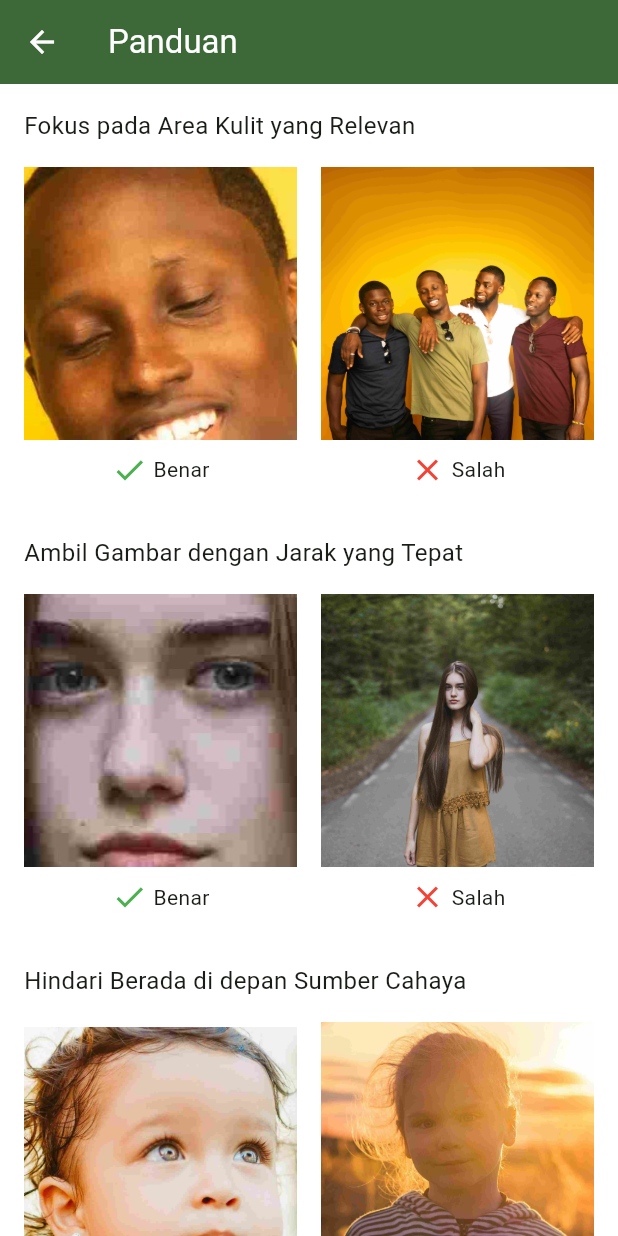
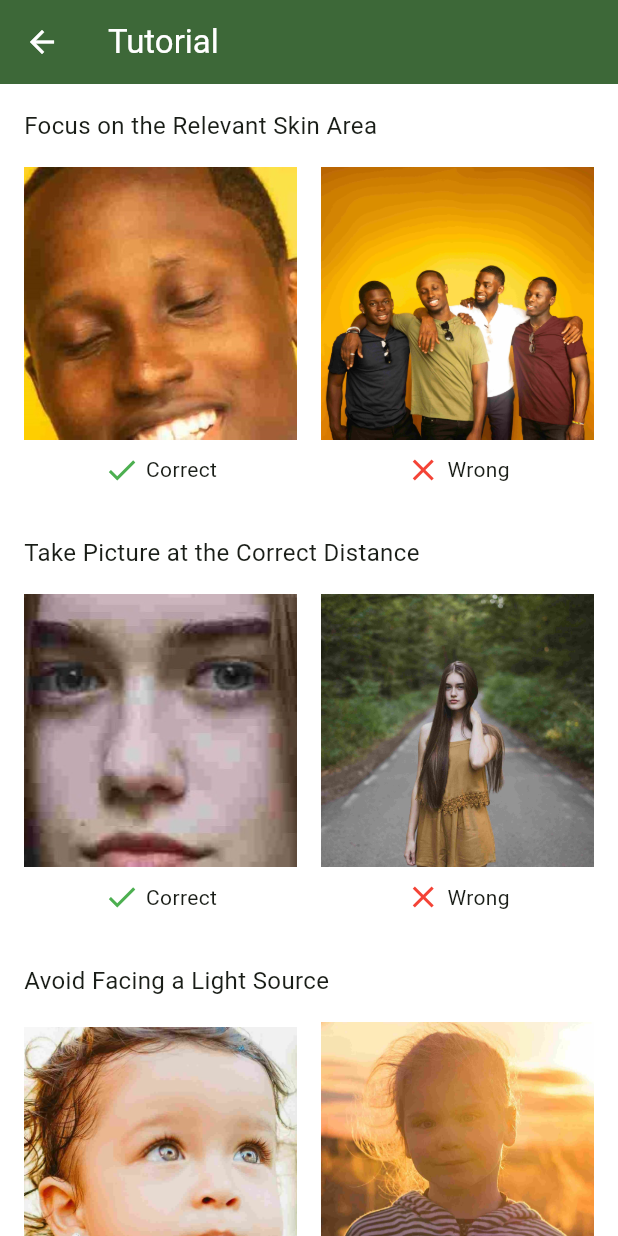
Before and after one commit to SkinDiseaseClassifications/skin_disease_classifications_apps, a Flutter app: the screen it shows after launch, after a tap on the "help" icon, on a phone screen of 412 x 824 dp. Run offline on Flutter 3.47's test engine with Material 3 defaults, Android fonts, the light colour scheme and no system bars; our stand-ins replace flutter_dotenv, flutter_localization, image_cropper, image_picker.

Commit message:
Add Localization

```diff
--- /dev/null
+++ b/lib/localization.dart
@@ -0,0 +1,73 @@
+mixin AppLocale {
+  static const String title = 'Home';
+  static const String uploadImage = 'Upload Image';
+  static const String takePicture = 'Take Picture';
+  static const String openGallery = 'Open Gallery';
+  static const String preview = 'Preview';
+  static const String confirm = 'Confirm';
+  static const String processingImage = 'Processing Image...';
+  static const String tutorial = 'Tutorial';
+  static const String focusRelevantSkinArea = 'Focus on the Relevant Skin Area';
+  static const String takeProperDistanceImage =
+      'Take Picture at the Correct Distance';
+  static const String avoidFacingLightSource = 'Avoid Facing a Light Source';
+  static const String avoidTooBrightLight = 'Avoid Excessive Brightness';
+  static const String avoidTooDark = 'Do Not Make It Too Dark';
+  static const String doNotCoverSkinArea = 'Do Not Cover the Skin Area';
+  static const String ensureImageIsClear = 'Ensure the Image Is Clear';
+  static const String doNotUseFiltersOrEffects =
+      'Do Not Use Filters or Camera Effects';
+  static const String correct = 'Correct';
+  static const String wrong = 'Wrong';
+  static const String classificationResults = 'Classification Results';
+  static const String signs = 'Signs and Symptoms:';
+  static const String source = 'Source:';
+
+  static const Map<String, dynamic> EN = {
+    title: 'Home',
+    uploadImage: 'Upload Image',
+    takePicture: 'Take Picture',
+    openGallery: 'Open Gallery',
+    preview: 'Preview',
+    confirm: 'Confirm',
+    processingImage: 'Processing Image...',
+    tutorial: 'Tutorial',
+    focusRelevantSkinArea: 'Focus on the Relevant Skin Area',
+    takeProperDistanceImage: 'Take Picture at the Correct Distance',
+    avoidFacingLightSource: 'Avoid Facing a Light Source',
+    avoidTooBrightLight: 'Avoid Excessive Brightness',
+    avoidTooDark: 'Do Not Make It Too Dark',
+    doNotCoverSkinArea: 'Do Not Cover the Skin Area',
+    ensureImageIsClear: 'Ensure the Image Is Clear',
+    doNotUseFiltersOrEffects: 'Do Not Use Filters or Camera Effects',
+    correct: 'Correct',
+    wrong: 'Wrong',
+    classificationResults: 'Classification Results',
+    signs: 'Signs and Symptoms:',
+    source: 'Source:',
+  };
+
+  static const Map<String, dynamic> ID = {
+    title: 'Beranda',
+    uploadImage: 'Unggah Gambar',
+    takePicture: 'Ambil Gambar',
+    openGallery: 'Buka Galeri',
+    preview: 'Pratinjau',
+    confirm: 'Konfirmasi',
+    processingImage: 'Sedang Memproses Gambar...',
+    tutorial: 'Panduan',
+    focusRelevantSkinArea: 'Fokus pada Area Kulit yang Relevan',
+    takeProperDistanceImage: 'Ambil Gambar dengan Jarak yang Tepat',
+    avoidFacingLightSource: 'Hindari Berada di Depan Sumber Cahaya',
+    avoidTooBrightLight: 'Hindari Cahaya yang Terlalu Terang',
+    avoidTooDark: 'Jangan Terlalu Gelap',
+    doNotCoverSkinArea: 'Jangan Menutupi Area Kulit',
+    ensureImageIsClear: 'Pastikan Gambar Tampak Jelas',
+    doNotUseFiltersOrEffects: 'Jangan Gunakan Filter atau Efek Kamera',
+    correct: 'Benar',
+    wrong: 'Salah',
+    classificationResults: 'Hasil Klasifikasi',
+    signs: 'Gejala:',
+    source: 'Sumber:',
+  };
+}
--- a/lib/main.dart
+++ b/lib/main.dart
@@ -1,4 +1,6 @@
 import 'package:flutter/material.dart';
+import 'package:flutter_localization/flutter_localization.dart';
+import 'package:skin_disease_classifications/localization.dart';
 import 'package:skin_disease_classifications/theme.dart';
 import 'package:skin_disease_classifications/ui/home_page.dart';
 import 'package:flutter_dotenv/flutter_dotenv.dart';
@@ -8,7 +10,32 @@ Future<void> main() async {
   runApp(MyApp());
 }
 
-class MyApp extends StatelessWidget {
+class MyApp extends StatefulWidget {
+  @override
+  State<MyApp> createState() => _MyAppState();
+}
+
+class _MyAppState extends State<MyApp> {
+  final FlutterLocalization localization = FlutterLocalization.instance;
+
+  @override
+  void initState() {
+    localization.init(
+      mapLocales: [
+        const MapLocale('en', AppLocale.EN),
+        const MapLocale('id', AppLocale.ID),
+      ],
+      initLanguageCode: 'en',
+    );
+    localization.onTranslatedLanguage = _onTranslatedLanguage;
+    super.initState();
+  }
+
+// the setState function here is a must to add
+  void _onTranslatedLanguage(Locale? locale) {
+    setState(() {});
+  }
+
   @override
   Widget build(BuildContext context) {
     final materialTheme = MaterialTheme(
@@ -16,6 +43,8 @@ class MyApp extends StatelessWidget {
           .textTheme, // Anda bisa menyesuaikan dengan TextTheme Anda sendiri
     );
     return MaterialApp(
+      supportedLocales: localization.supportedLocales,
+      localizationsDelegates: localization.localizationsDelegates,
       debugShowCheckedModeBanner: false,
       theme: materialTheme.light(),
       darkTheme: materialTheme.light(),
--- a/lib/ui/home_page.dart
+++ b/lib/ui/home_page.dart
@@ -1,5 +1,6 @@
 import 'dart:convert';
 import 'package:flutter/material.dart';
+import 'package:flutter_localization/flutter_localization.dart';
 import 'package:image_picker/image_picker.dart';
 import 'dart:io';
 import 'package:http/http.dart' as http;
@@ -7,6 +8,7 @@ import 'package:path/path.dart' as Path;
 import 'package:mime/mime.dart';
 import 'package:http_parser/http_parser.dart';
 import 'package:image_cropper/image_cropper.dart';
+import 'package:skin_disease_classifications/localization.dart';
 import 'package:skin_disease_classifications/ui/tutorial_page.dart';
 import 'result_page.dart';
 import 'package:flutter_dotenv/flutter_dotenv.dart';
@@ -29,7 +31,7 @@ class _HomePageState extends State<HomePage> {
       backgroundColor: Color(0xfffafafa),
       appBar: AppBar(
         title: Text(
-          'Beranda',
+          AppLocale.title.getString(context),
           style: TextStyle(color: Theme.of(context).colorScheme.onPrimary),
         ),
         backgroundColor: Theme.of(context).colorScheme.primary,
@@ -51,7 +53,7 @@ class _HomePageState extends State<HomePage> {
                           Row(
                             children: [
                               Text(
-                                'Unggah Gambar',
+                                AppLocale.uploadImage.getString(context),
                                 style: TextStyle(
                                     fontSize: 18,
                                     fontWeight: FontWeight.bold,
@@ -75,7 +77,9 @@ class _HomePageState extends State<HomePage> {
                           FilledButton.tonalIcon(
                             onPressed: _takePicture,
                             icon: Icon(Icons.photo_camera),
-                            label: Text('Ambil Gambar'),
+                            label: Text(
+                              AppLocale.takePicture.getString(context),
+                            ),
                             style: ElevatedButton.styleFrom(
                               minimumSize: Size(
                                   double.infinity, 48), // Full width button
@@ -90,7 +94,8 @@ class _HomePageState extends State<HomePage> {
                           FilledButton.tonalIcon(
                             onPressed: _pickImageFromGallery,
                             icon: Icon(Icons.photo_library),
-                            label: Text('Buka Galeri'),
+                            label:
+                                Text(AppLocale.openGallery.getString(context)),
                             style: ElevatedButton.styleFrom(
                               minimumSize: Size(
                                   double.infinity, 48), // Full width button
@@ -109,7 +114,7 @@ class _HomePageState extends State<HomePage> {
                     crossAxisAlignment: CrossAxisAlignment.start,
                     children: [
                       Text(
-                        'Pratinjau',
+                        AppLocale.preview.getString(context),
                         style: TextStyle(
                           fontSize: 18,
                           fontWeight: FontWeight.bold,
@@ -136,7 +141,7 @@ class _HomePageState extends State<HomePage> {
                         onPressed: _imageFile != null && !_isLoading
                             ? _uploadImage
                             : null,
-                        child: Text('Konfirmasi'),
+                        child: Text(AppLocale.confirm.getString(context)),
                         style: ElevatedButton.styleFrom(
                           minimumSize:
                               Size(double.infinity, 48), // Full width button
@@ -157,7 +162,7 @@ class _HomePageState extends State<HomePage> {
                       CircularProgressIndicator(),
                       SizedBox(height: 16),
                       Text(
-                        'Sedang Memproses Gambar...',
+                        AppLocale.processingImage.getString(context),
                         style: TextStyle(color: Colors.white, fontSize: 18),
                       ),
                     ],
--- a/lib/ui/result_page.dart
+++ b/lib/ui/result_page.dart
@@ -2,6 +2,9 @@
 
 import 'dart:io';
 import 'package:flutter/material.dart';
+import 'package:flutter_localization/flutter_localization.dart';
+import 'package:skin_disease_classifications/localization.dart';
+import 'package:skin_disease_classifications/main.dart';
 
 class ResultPage extends StatelessWidget {
   final Map<String, dynamic> details;
@@ -11,12 +14,12 @@ class ResultPage extends StatelessWidget {
 
   @override
   Widget build(BuildContext context) {
-    bool isHealthy = details['class'] == 'Sehat';
+    bool isHealthy = details['class_id'] == 3;
 
     return Scaffold(
       appBar: AppBar(
         title: Text(
-          'Hasil Klasifikasi',
+          AppLocale.classificationResults.getString(context),
           style: TextStyle(color: Theme.of(context).colorScheme.onPrimary),
         ),
         backgroundColor: Theme.of(context).colorScheme.primary,
@@ -78,7 +81,8 @@ class ResultPage extends StatelessWidget {
                                   Icon(Icons.subject),
                                   SizedBox(width: 4),
                                   Text(
-                                    'Hasil Klasifikasi',
+                                    AppLocale.classificationResults
+                                        .getString(context),
                                     style: TextStyle(
                                         fontSize: 16,
                                         fontWeight: FontWeight.bold),
@@ -115,7 +119,7 @@ class ResultPage extends StatelessWidget {
                                   Padding(
                                     padding: const EdgeInsets.all(8.0),
                                     child: Text(
-                                      'Gejala:',
+                                      AppLocale.signs.getString(context),
                                       style: TextStyle(
                                           fontSize: 18,
                                           fontWeight: FontWeight.w500),
@@ -148,7 +152,7 @@ class ResultPage extends StatelessWidget {
                                   Padding(
                                     padding: const EdgeInsets.all(8.0),
                                     child: Text(
-                                      'Sumber: ${details['source']}',
+                                      context.formatString('%a ${details['source']}', [AppLocale.source, 'Source']),
                                       style: TextStyle(
                                           fontSize: 16,
                                           fontStyle: FontStyle.italic),
--- a/lib/ui/tutorial_page.dart
+++ b/lib/ui/tutorial_page.dart
@@ -1,4 +1,7 @@
 import 'package:flutter/material.dart';
+import 'package:flutter_localization/flutter_localization.dart';
+import 'package:skin_disease_classifications/localization.dart';
+import 'package:skin_disease_classifications/main.dart';
 
 class TutorialPage extends StatelessWidget {
   const TutorialPage({super.key});
@@ -7,42 +10,42 @@ class TutorialPage extends StatelessWidget {
   Widget build(BuildContext context) {
     final List<Map<String, String>> _instructions = [
       {
-        'title': 'Fokus pada Area Kulit yang Relevan',
+        'title': AppLocale.focusRelevantSkinArea.getString(context),
         'correctImage': 'assets/images/4_1.jpg',
         'incorrectImage': 'assets/images/4_2.jpg',
       },
       {
-        'title': 'Ambil Gambar dengan Jarak yang Tepat',
+        'title': AppLocale.takeProperDistanceImage.getString(context),
         'correctImage': 'assets/images/6_1.jpg',
         'incorrectImage': 'assets/images/6_2.jpg',
       },
       {
-        'title': 'Hindari Berada di depan Sumber Cahaya',
+        'title': AppLocale.avoidFacingLightSource.getString(context),
         'correctImage': 'assets/images/3_1.jpg',
         'incorrectImage': 'assets/images/3_2.jpg',
       },
       {
-        'title': 'Hindari Cahaya yang Terlalu Terang',
+        'title': AppLocale.avoidTooBrightLight.getString(context),
         'correctImage': 'assets/images/2_1.jpg',
         'incorrectImage': 'assets/images/2_2.jpg',
       },
       {
-        'title': 'Jangan Terlalu Gelap',
+        'title': AppLocale.avoidTooDark.getString(context),
         'correctImage': 'assets/images/1_1.jpg',
         'incorrectImage': 'assets/images/1_2.jpg',
       },
       {
-        'title': 'Jangan Menutupi Area Kulit',
+        'title': AppLocale.doNotCoverSkinArea.getString(context),
         'correctImage': 'assets/images/5_1.jpg',
         'incorrectImage': 'assets/images/5_2.jpg',
       },
       {
-        'title': 'Pastikan Gambar Tampak jelas',
+        'title': AppLocale.ensureImageIsClear.getString(context),
         'correctImage': 'assets/images/7_1.jpg',
         'incorrectImage': 'assets/images/7_2.jpg',
       },
       {
-        'title': 'Jangan Gunakan Filter atau Efek Kamera',
+        'title': AppLocale.doNotUseFiltersOrEffects.getString(context),
         'correctImage': 'assets/images/8_1.jpg',
         'incorrectImage': 'assets/images/8_2.jpg',
       },
@@ -51,7 +54,7 @@ class TutorialPage extends StatelessWidget {
     return Scaffold(
       appBar: AppBar(
         title: Text(
-          'Panduan',
+          AppLocale.tutorial.getString(context),
           style: TextStyle(color: Theme.of(context).colorScheme.onPrimary),
         ),
         backgroundColor: Theme.of(context).colorScheme.primary,
@@ -109,7 +112,7 @@ class TutorialPage extends StatelessWidget {
                         color: Colors.green,
                       ),
                       SizedBox(width: 4),
-                      Text('Benar'),
+                      Text(AppLocale.correct.getString(context)),
                     ],
                   ),
                 ],
@@ -133,7 +136,7 @@ class TutorialPage extends StatelessWidget {
                         color: Colors.red,
                       ),
                       SizedBox(width: 4),
-                      Text('Salah'),
+                      Text(AppLocale.wrong.getString(context)),
                     ],
                   ),
                 ],
--- a/pubspec.yaml
+++ b/pubspec.yaml
@@ -34,6 +34,7 @@ dependencies:
   image_picker: ^1.0.8
   image_cropper: ^8.0.2
   flutter_dotenv: ^5.1.0
+  flutter_localization: ^0.2.2
 
 
 dev_dependencies:
```
Also changed, not shown: 5 other files.
